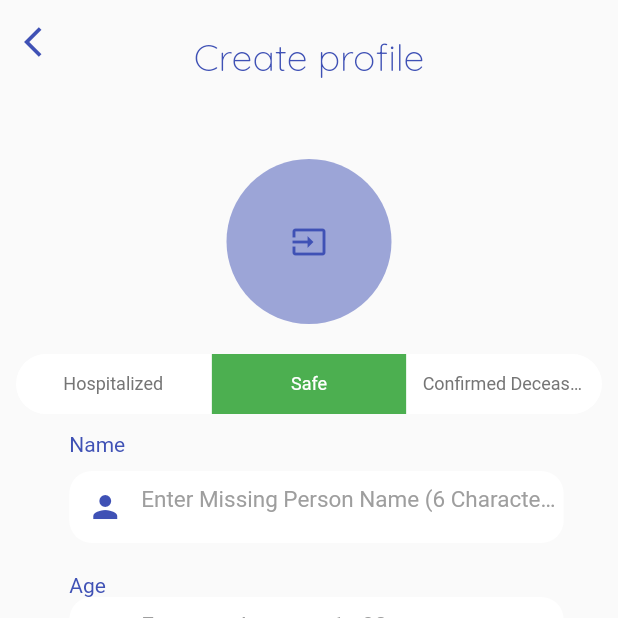
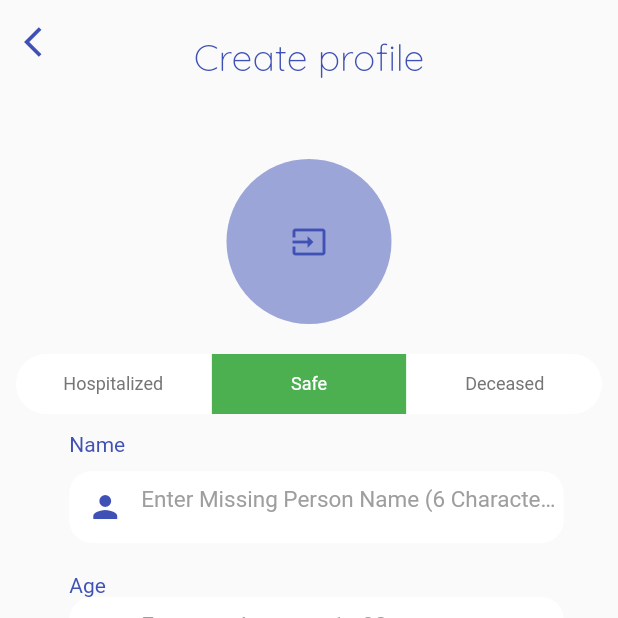
Before and after one commit to yahu1031/hello, a Flutter app: the EditProfile screen opened by its route, on a phone screen of 412 x 824 dp, the top half of it. Run offline on Flutter 3.47's test engine with Material 2 defaults, Android fonts, the phone set to English and light mode, and no system bars; drawn by our look-alikes of toggle_switch; our stand-ins replace animated_bottom_navigation_bar, bot_toast, cloud_firestore, firebase_auth, firebase_database, firebase_storage and 3 more; missing offline and left inert: circular_reveal_animation; accounts and stored records are empty; Roboto replaces fonts that are missing (Cairo).

Commit message:
Update edit_profile.dart

```diff
--- a/lib/Screens/edit_profile.dart
+++ b/lib/Screens/edit_profile.dart
@@ -347,13 +347,13 @@ class _EditProfileState extends State<EditProfile> {
                           ? Colors.green
                           : status == 'Hospitalized'
                               ? Colors.redAccent
-                              : status == 'Confirmed Deceased'
+                              : status == 'Deceased'
                                   ? Colors.red.shade800
                                   : Colors.red.shade800,
                       activeFgColor: Colors.white,
                       inactiveBgColor: Colors.white,
                       inactiveFgColor: Colors.grey.shade600,
-                      labels: ['Hospitalized', 'Safe', 'Confirmed Deceased'],
+                      labels: ['Hospitalized', 'Safe', 'Deceased'],
                       fontSize: 12,
                       onToggle: (index) {
                         if (index == 1) {
@@ -366,7 +366,7 @@ class _EditProfileState extends State<EditProfile> {
                           });
                         } else if (index == 2) {
                           setState(() {
-                            status = 'Confirmed Deceased';
+                            status = 'Deceased';
                           });
                         }
                       },
```
